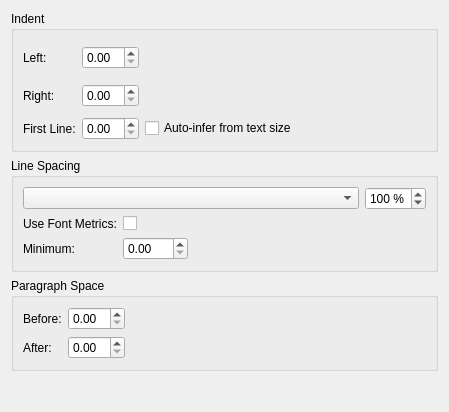
The window that plugins/textshape/dialogs/ParagraphIndentSpacing.ui (KDE/krita) describes before a commit, drawn with Qt 5.
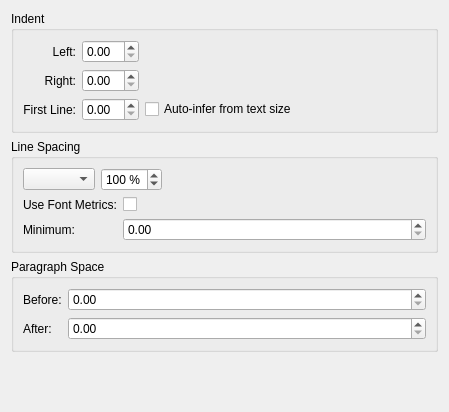
The same window after the commit. Custom widgets are drawn as their Qt base class.

Commit message: Changed: right-align labels on paragraph/character dialogs

Diff of the .ui file:
```diff
--- a/plugins/textshape/dialogs/ParagraphIndentSpacing.ui
+++ b/plugins/textshape/dialogs/ParagraphIndentSpacing.ui
@@ -14,16 +14,19 @@
   </property>
   <layout class="QGridLayout" >
    <item row="0" column="0" >
-    <widget class="QGroupBox" name="groupBox" >
+    <widget class="QGroupBox">
      <property name="title" >
       <string>Indent</string>
      </property>
-     <layout class="QGridLayout" >
+     <layout class="QGridLayout" columnstretch="0,0,1">
       <item row="0" column="0" >
-       <widget class="QLabel" name="label" >
+       <widget class="QLabel">
         <property name="text" >
          <string>Left:</string>
         </property>
+        <property name="alignment">
+         <set>Qt::AlignRight|Qt::AlignTrailing|Qt::AlignVCenter</set>
+        </property>
         <property name="buddy" >
          <cstring>left</cstring>
         </property>
@@ -37,19 +40,16 @@
         <property name="orientation" >
          <enum>Qt::Horizontal</enum>
         </property>
-        <property name="sizeHint" stdset="0" >
-         <size>
-          <width>40</width>
-          <height>71</height>
-         </size>
-        </property>
        </spacer>
       </item>
       <item row="1" column="0" >
-       <widget class="QLabel" name="label_2" >
+       <widget class="QLabel">
         <property name="text" >
          <string>Right:</string>
         </property>
+        <property name="alignment">
+         <set>Qt::AlignRight|Qt::AlignTrailing|Qt::AlignVCenter</set>
+        </property>
         <property name="buddy" >
          <cstring>right</cstring>
         </property>
@@ -59,10 +59,13 @@
        <widget class="KoUnitDoubleSpinBox" name="right" />
       </item>
       <item row="2" column="0" >
-       <widget class="QLabel" name="label_3" >
+       <widget class="QLabel">
         <property name="text" >
          <string>First Line:</string>
         </property>
+        <property name="alignment">
+         <set>Qt::AlignRight|Qt::AlignTrailing|Qt::AlignVCenter</set>
+        </property>
         <property name="buddy" >
          <cstring>first</cstring>
         </property>
@@ -82,25 +85,24 @@
     </widget>
    </item>
    <item row="1" column="0" >
-    <widget class="QGroupBox" name="groupBox_2" >
+    <widget class="QGroupBox">
      <property name="whatsThis" >
       <string>&lt;p>&lt;ul>&lt;li>&lt;b>Single&lt;/b>: The normal linespacing&lt;/li>&lt;/ul>&lt;/p> </string>
      </property>
      <property name="title" >
       <string>Line Spacing</string>
      </property>
-     <layout class="QGridLayout" >
-      <item row="0" column="0" colspan="2" >
+     <layout class="QVBoxLayout">
+       <item>
+     <layout class="QHBoxLayout" stretch="0,0,1">
+      <property name="margin" >
+       <number>0</number>
+      </property>
+      <item>
        <widget class="QComboBox" name="lineSpacing" >
-        <property name="sizePolicy" >
-         <sizepolicy vsizetype="Fixed" hsizetype="Preferred" >
-          <horstretch>1</horstretch>
-          <verstretch>0</verstretch>
-         </sizepolicy>
-        </property>
        </widget>
       </item>
-      <item row="0" column="2" >
+      <item>
        <widget class="QStackedWidget" name="spacingStack" >
         <property name="currentIndex" >
          <number>1</number>
@@ -143,10 +145,22 @@
         </widget>
        </widget>
       </item>
-      <item row="1" column="0" >
-       <layout class="QGridLayout" >
+      <item>
+       <spacer>
+        <property name="orientation" >
+         <enum>Qt::Horizontal</enum>
+        </property>
+       </spacer>
+      </item>
+     </layout>
+      </item>
+      <item>
+       <layout class="QFormLayout" >
+        <property name="margin" >
+         <number>0</number>
+        </property>
         <item row="0" column="0" >
-         <widget class="QLabel" name="label_4" >
+         <widget class="QLabel">
           <property name="text" >
            <string>Use Font Metrics:</string>
           </property>
@@ -163,7 +177,7 @@
          </widget>
         </item>
         <item row="1" column="0" >
-         <widget class="QLabel" name="label_7" >
+         <widget class="QLabel">
           <property name="text" >
            <string>Minimum:</string>
           </property>
@@ -177,30 +191,17 @@
         </item>
        </layout>
       </item>
-      <item row="1" column="1" colspan="2" >
-       <spacer>
-        <property name="orientation" >
-         <enum>Qt::Horizontal</enum>
-        </property>
-        <property name="sizeHint" stdset="0" >
-         <size>
-          <width>91</width>
-          <height>20</height>
-         </size>
-        </property>
-       </spacer>
-      </item>
      </layout>
     </widget>
    </item>
    <item row="2" column="0" >
-    <widget class="QGroupBox" name="groupBox_3" >
+    <widget class="QGroupBox">
      <property name="title" >
       <string>Paragraph Space</string>
      </property>
-     <layout class="QGridLayout" >
+     <layout class="QFormLayout" >
       <item row="0" column="0" >
-       <widget class="QLabel" name="label_5" >
+       <widget class="QLabel">
         <property name="text" >
          <string>Before:</string>
         </property>
@@ -212,21 +213,8 @@
       <item row="0" column="1" >
        <widget class="KoUnitDoubleSpinBox" name="before" />
       </item>
-      <item rowspan="2" row="0" column="2" >
-       <spacer>
-        <property name="orientation" >
-         <enum>Qt::Horizontal</enum>
-        </property>
-        <property name="sizeHint" stdset="0" >
-         <size>
-          <width>40</width>
-          <height>51</height>
-         </size>
-        </property>
-       </spacer>
-      </item>
       <item row="1" column="0" >
-       <widget class="QLabel" name="label_6" >
+       <widget class="QLabel">
         <property name="text" >
          <string>After:</string>
         </property>
```
The commit also changes 3 other files.
